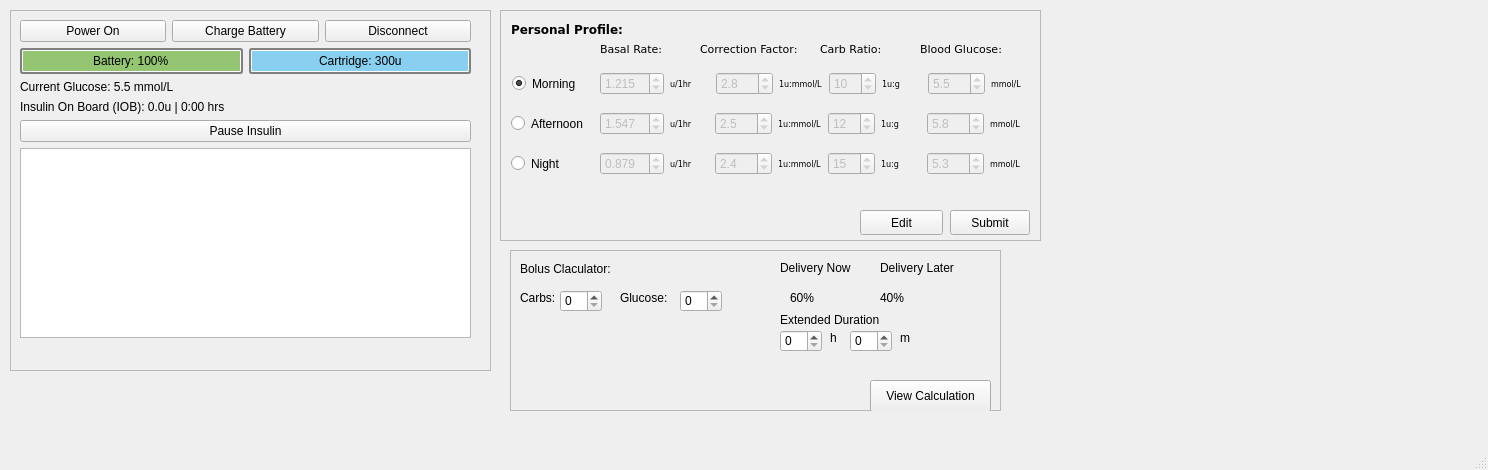
Qt form InsulinPump/mainwindow.ui (rae-shi/comp3004Team17InsulinPump) before a commit.
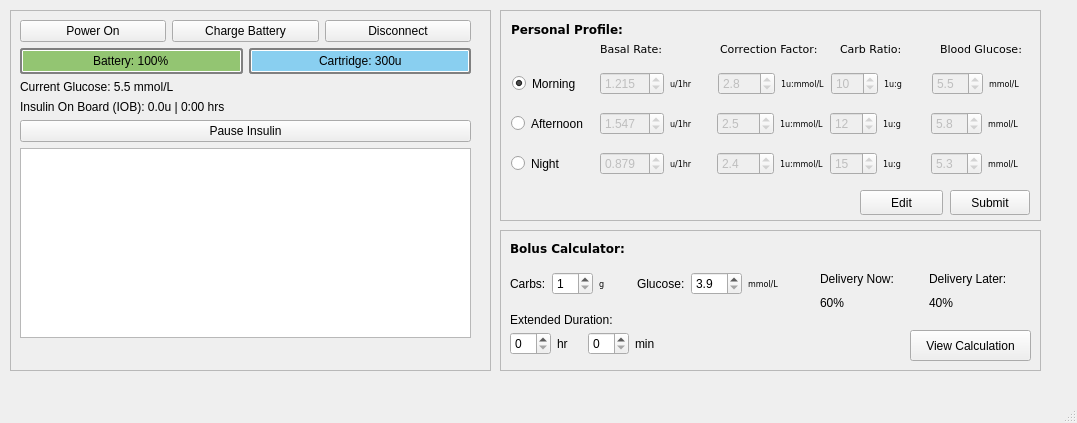
The same form after that commit.

Commit message: GUI changes for Profiles/Calculator

Patch:
```diff
--- a/InsulinPump/mainwindow.ui
+++ b/InsulinPump/mainwindow.ui
@@ -6,8 +6,8 @@
    <rect>
     <x>0</x>
     <y>0</y>
-    <width>1488</width>
-    <height>470</height>
+    <width>1077</width>
+    <height>423</height>
    </rect>
   </property>
   <widget class="QWidget" name="centralwidget">
@@ -146,7 +146,7 @@
       <x>500</x>
       <y>10</y>
       <width>541</width>
-      <height>231</height>
+      <height>211</height>
      </rect>
     </property>
     <property name="frameShape">
@@ -286,6 +286,9 @@
         <property name="decimals">
          <number>0</number>
         </property>
+        <property name="minimum">
+         <double>1.000000000000000</double>
+        </property>
         <property name="value">
          <double>12.000000000000000</double>
         </property>
@@ -312,6 +315,12 @@
         <property name="decimals">
          <number>1</number>
         </property>
+        <property name="minimum">
+         <double>3.900000000000000</double>
+        </property>
+        <property name="maximum">
+         <double>10.000000000000000</double>
+        </property>
         <property name="value">
          <double>5.800000000000000</double>
         </property>
@@ -402,6 +411,9 @@
         <property name="decimals">
          <number>0</number>
         </property>
+        <property name="minimum">
+         <double>1.000000000000000</double>
+        </property>
         <property name="value">
          <double>15.000000000000000</double>
         </property>
@@ -428,6 +440,12 @@
         <property name="decimals">
          <number>1</number>
         </property>
+        <property name="minimum">
+         <double>3.900000000000000</double>
+        </property>
+        <property name="maximum">
+         <double>10.000000000000000</double>
+        </property>
         <property name="value">
          <double>5.300000000000000</double>
         </property>
@@ -452,7 +470,7 @@
      <property name="geometry">
       <rect>
        <x>450</x>
-       <y>200</y>
+       <y>180</y>
        <width>80</width>
        <height>25</height>
       </rect>
@@ -531,6 +549,9 @@
         <property name="decimals">
          <number>0</number>
         </property>
+        <property name="minimum">
+         <double>1.000000000000000</double>
+        </property>
         <property name="value">
          <double>10.000000000000000</double>
         </property>
@@ -557,6 +578,12 @@
         <property name="decimals">
          <number>1</number>
         </property>
+        <property name="minimum">
+         <double>3.900000000000000</double>
+        </property>
+        <property name="maximum">
+         <double>10.000000000000000</double>
+        </property>
         <property name="value">
          <double>5.500000000000000</double>
         </property>
@@ -581,7 +608,7 @@
      <property name="geometry">
       <rect>
        <x>360</x>
-       <y>200</y>
+       <y>180</y>
        <width>83</width>
        <height>25</height>
       </rect>
@@ -612,7 +639,7 @@
     <widget class="QLabel" name="CFLabel">
      <property name="geometry">
       <rect>
-       <x>200</x>
+       <x>220</x>
        <y>30</y>
        <width>101</width>
        <height>17</height>
@@ -631,7 +658,7 @@
     <widget class="QLabel" name="CRLabel">
      <property name="geometry">
       <rect>
-       <x>320</x>
+       <x>340</x>
        <y>30</y>
        <width>91</width>
        <height>17</height>
@@ -650,7 +677,7 @@
     <widget class="QLabel" name="label_4">
      <property name="geometry">
       <rect>
-       <x>420</x>
+       <x>440</x>
        <y>30</y>
        <width>101</width>
        <height>17</height>
@@ -670,10 +697,10 @@
    <widget class="QFrame" name="bolusFrame">
     <property name="geometry">
      <rect>
-      <x>510</x>
-      <y>250</y>
-      <width>491</width>
-      <height>161</height>
+      <x>500</x>
+      <y>230</y>
+      <width>541</width>
+      <height>141</height>
      </rect>
     </property>
     <property name="frameShape">
@@ -687,183 +714,190 @@
       <rect>
        <x>10</x>
        <y>10</y>
-       <width>105</width>
+       <width>151</width>
        <height>17</height>
       </rect>
      </property>
-     <property name="text">
-      <string>Bolus Claculator:</string>
+     <property name="font">
+      <font>
+       <family>DejaVu Sans</family>
+       <weight>75</weight>
+       <bold>true</bold>
+      </font>
      </property>
-    </widget>
-    <widget class="QLabel" name="carbsLabel">
-     <property name="geometry">
-      <rect>
-       <x>10</x>
-       <y>40</y>
-       <width>58</width>
-       <height>16</height>
-      </rect>
-     </property>
      <property name="text">
-      <string>Carbs:</string>
-     </property>
-    </widget>
-    <widget class="QSpinBox" name="carbsInputSpinBox">
-     <property name="geometry">
-      <rect>
-       <x>50</x>
-       <y>40</y>
-       <width>42</width>
-       <height>22</height>
-      </rect>
-     </property>
-    </widget>
-    <widget class="QLabel" name="glucoseLabel_2">
-     <property name="geometry">
-      <rect>
-       <x>110</x>
-       <y>40</y>
-       <width>58</width>
-       <height>16</height>
-      </rect>
-     </property>
-     <property name="text">
-      <string>Glucose:</string>
-     </property>
-    </widget>
-    <widget class="QSpinBox" name="glucoseInputSpinBox">
-     <property name="geometry">
-      <rect>
-       <x>170</x>
-       <y>40</y>
-       <width>42</width>
-       <height>22</height>
-      </rect>
-     </property>
-    </widget>
-    <widget class="QLabel" name="deliverNowLabel">
-     <property name="geometry">
-      <rect>
-       <x>270</x>
-       <y>10</y>
-       <width>81</width>
-       <height>16</height>
-      </rect>
-     </property>
-     <property name="text">
-      <string>Delivery Now</string>
+      <string>Bolus Calculator:</string>
      </property>
     </widget>
     <widget class="QPushButton" name="viewCalcButton">
      <property name="geometry">
       <rect>
-       <x>360</x>
-       <y>130</y>
+       <x>410</x>
+       <y>100</y>
        <width>121</width>
-       <height>32</height>
+       <height>31</height>
       </rect>
      </property>
      <property name="text">
       <string>View Calculation</string>
      </property>
     </widget>
-    <widget class="QLabel" name="deliveryLaterLabel">
-     <property name="geometry">
-      <rect>
-       <x>370</x>
-       <y>10</y>
-       <width>91</width>
-       <height>16</height>
-      </rect>
-     </property>
-     <property name="text">
-      <string>Delivery Later</string>
-     </property>
-    </widget>
-    <widget class="QLabel" name="deliveryNowPerLabel">
-     <property name="geometry">
-      <rect>
-       <x>280</x>
-       <y>40</y>
-       <width>58</width>
-       <height>16</height>
-      </rect>
-     </property>
-     <property name="text">
-      <string>60%</string>
-     </property>
-    </widget>
-    <widget class="QLabel" name="deliveryLaterPerLabel">
-     <property name="geometry">
-      <rect>
-       <x>370</x>
-       <y>40</y>
-       <width>58</width>
-       <height>16</height>
-      </rect>
-     </property>
-     <property name="text">
-      <string>40%</string>
-     </property>
-    </widget>
     <widget class="QLabel" name="extendedDurationLabel">
      <property name="geometry">
       <rect>
-       <x>270</x>
-       <y>60</y>
-       <width>111</width>
+       <x>10</x>
+       <y>80</y>
+       <width>131</width>
        <height>20</height>
       </rect>
      </property>
      <property name="text">
-      <string>Extended Duration</string>
+      <string>Extended Duration:</string>
      </property>
     </widget>
-    <widget class="QSpinBox" name="extendedDurationHourSpinBox">
+    <widget class="QWidget" name="">
      <property name="geometry">
       <rect>
-       <x>270</x>
-       <y>80</y>
-       <width>42</width>
-       <height>22</height>
+       <x>10</x>
+       <y>40</y>
+       <width>270</width>
+       <height>28</height>
       </rect>
      </property>
+     <layout class="QHBoxLayout" name="bolusInputLayout">
+      <item>
+       <widget class="QLabel" name="carbsLabel">
+        <property name="text">
+         <string>Carbs:</string>
+        </property>
+       </widget>
+      </item>
+      <item>
+       <widget class="QSpinBox" name="carbsInputSpinBox">
+        <property name="minimum">
+         <number>1</number>
+        </property>
+       </widget>
+      </item>
+      <item>
+       <widget class="QLabel" name="morningCRUnitLabel_2">
+        <property name="font">
+         <font>
+          <family>DejaVu Sans</family>
+          <pointsize>6</pointsize>
+         </font>
+        </property>
+        <property name="text">
+         <string>g</string>
+        </property>
+       </widget>
+      </item>
+      <item>
+       <widget class="QLabel" name="glucoseLabel_2">
+        <property name="text">
+         <string>Glucose:</string>
+        </property>
+       </widget>
+      </item>
+      <item>
+       <widget class="QDoubleSpinBox" name="glucoseInputSpinBox">
+        <property name="decimals">
+         <number>1</number>
+        </property>
+        <property name="minimum">
+         <double>3.900000000000000</double>
+        </property>
+        <property name="maximum">
+         <double>10.000000000000000</double>
+        </property>
+       </widget>
+      </item>
+      <item>
+       <widget class="QLabel" name="morningCRUnitLabel_3">
+        <property name="font">
+         <font>
+          <family>DejaVu Sans</family>
+          <pointsize>6</pointsize>
+         </font>
+        </property>
+        <property name="text">
+         <string>mmol/L</string>
+        </property>
+       </widget>
+      </item>
+     </layout>
     </widget>
-    <widget class="QLabel" name="extendedDurationHourLabel">
+    <widget class="QWidget" name="">
+     <property name="geometry">
+      <rect>
+       <x>10</x>
+       <y>100</y>
+       <width>150</width>
+       <height>28</height>
+      </rect>
+     </property>
+     <layout class="QHBoxLayout" name="bolusDurationLayout">
+      <item>
+       <widget class="QSpinBox" name="extendedDurationHourSpinBox"/>
+      </item>
+      <item>
+       <widget class="QLabel" name="extendedDurationHourLabel">
+        <property name="text">
+         <string>hr</string>
+        </property>
+       </widget>
+      </item>
+      <item>
+       <widget class="QSpinBox" name="extendedDurationMinSpinBox"/>
+      </item>
+      <item>
+       <widget class="QLabel" name="extendedDurationMinLabel">
+        <property name="text">
+         <string>min</string>
+        </property>
+       </widget>
+      </item>
+     </layout>
+    </widget>
+    <widget class="QWidget" name="">
      <property name="geometry">
       <rect>
        <x>320</x>
-       <y>80</y>
-       <width>21</width>
-       <height>16</height>
+       <y>40</y>
+       <width>211</width>
+       <height>42</height>
       </rect>
      </property>
-     <property name="text">
-      <string>h</string>
-     </property>
-    </widget>
-    <widget class="QSpinBox" name="extendedDurationMinSpinBox">
-     <property name="geometry">
-      <rect>
-       <x>340</x>
-       <y>80</y>
-       <width>42</width>
-       <height>22</height>
-      </rect>
-     </property>
-    </widget>
-    <widget class="QLabel" name="extendedDurationMinLabel">
-     <property name="geometry">
-      <rect>
-       <x>390</x>
-       <y>80</y>
-       <width>21</width>
-       <height>16</height>
-      </rect>
-     </property>
-     <property name="text">
-      <string>m</string>
-     </property>
+     <layout class="QGridLayout" name="bolusDeliveryLayout">
+      <item row="0" column="0">
+       <widget class="QLabel" name="deliverNowLabel">
+        <property name="text">
+         <string>Delivery Now:</string>
+        </property>
+       </widget>
+      </item>
+      <item row="0" column="1">
+       <widget class="QLabel" name="deliveryLaterLabel">
+        <property name="text">
+         <string>Delivery Later:</string>
+        </property>
+       </widget>
+      </item>
+      <item row="1" column="0">
+       <widget class="QLabel" name="deliveryNowPerLabel">
+        <property name="text">
+         <string>60%</string>
+        </property>
+       </widget>
+      </item>
+      <item row="1" column="1">
+       <widget class="QLabel" name="deliveryLaterPerLabel">
+        <property name="text">
+         <string>40%</string>
+        </property>
+       </widget>
+      </item>
+     </layout>
     </widget>
    </widget>
   </widget>
```
Left out of the diff: 5 changed lines with no effect on the pictures. The commit also changes 1 other file.
